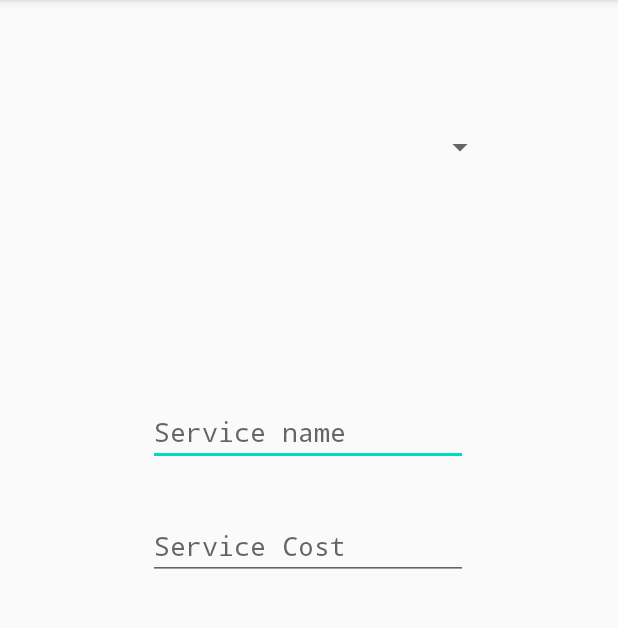
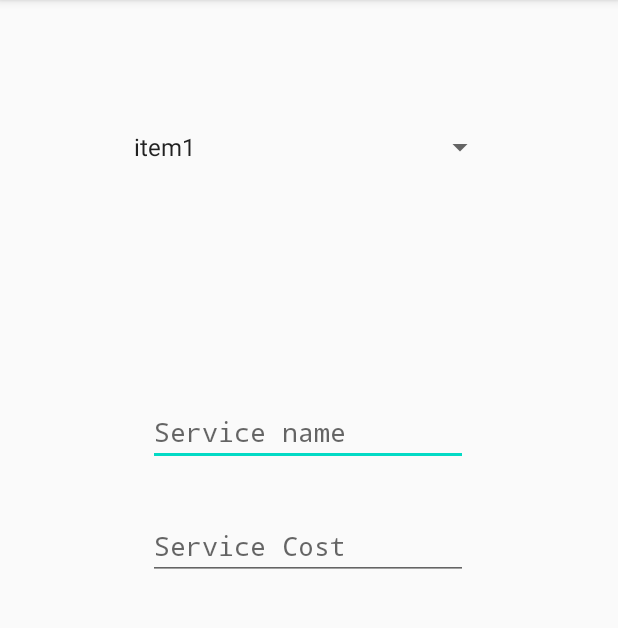
Before and after one commit to McGill-ECSE321-Winter2021/project-group-05, an Android app: the EditDeleteService screen opened directly, with no data from a screen before it, on a phone screen of 412 x 824 dp, the part 84-712 px from its top. Run offline under Robolectric (Android 15) with nearby library versions, the phone set to English and light mode, and no system bars.

Commit message:
Spinner issue fixed

```diff
--- a/RepairShopAndroid/app/src/main/java/ca/mcgill/ecse321/repairshop_android/Activities/Admin/EditDeleteService.java
+++ b/RepairShopAndroid/app/src/main/java/ca/mcgill/ecse321/repairshop_android/Activities/Admin/EditDeleteService.java
@@ -2,7 +2,19 @@ package ca.mcgill.ecse321.repairshop_android.Activities.Admin;
 
 import androidx.appcompat.app.AppCompatActivity;
 
+import android.graphics.Color;
 import android.os.Bundle;
+import android.view.View;
+import android.view.ViewGroup;
+import android.widget.AdapterView;
+import android.widget.ArrayAdapter;
+import android.widget.Spinner;
+import android.widget.TextView;
+import android.widget.Toast;
+
+import java.util.ArrayList;
+import java.util.Arrays;
+import java.util.List;
 
 import ca.mcgill.ecse321.repairshop_android.R;
 
@@ -12,5 +24,19 @@ public class EditDeleteService extends AppCompatActivity {
     protected void onCreate(Bundle savedInstanceState) {
         super.onCreate(savedInstanceState);
         setContentView(R.layout.activity_edit_delete_service);
+
+
+
+        // you need to have a list of data that you want the spinner to display
+        List<String> spinnerArray =  new ArrayList<String>();
+        spinnerArray.add("item1");
+        spinnerArray.add("item2");
+
+        ArrayAdapter<String> adapter = new ArrayAdapter<String>(
+                this, android.R.layout.simple_spinner_item, spinnerArray);
+
+        adapter.setDropDownViewResource(android.R.layout.simple_spinner_dropdown_item);
+        Spinner sItems = (Spinner) findViewById(R.id.spinner);
+        sItems.setAdapter(adapter);
     }
 }
--- a/RepairShopAndroid/app/src/main/res/layout/activity_edit_delete_service.xml
+++ b/RepairShopAndroid/app/src/main/res/layout/activity_edit_delete_service.xml
@@ -11,7 +11,6 @@
         android:id="@+id/spinner"
         android:layout_width="249dp"
         android:layout_height="72dp"
-        android:hint="Select a service"
         app:layout_constraintBottom_toBottomOf="parent"
         app:layout_constraintEnd_toEndOf="parent"
         app:layout_constraintStart_toStartOf="parent"
```
